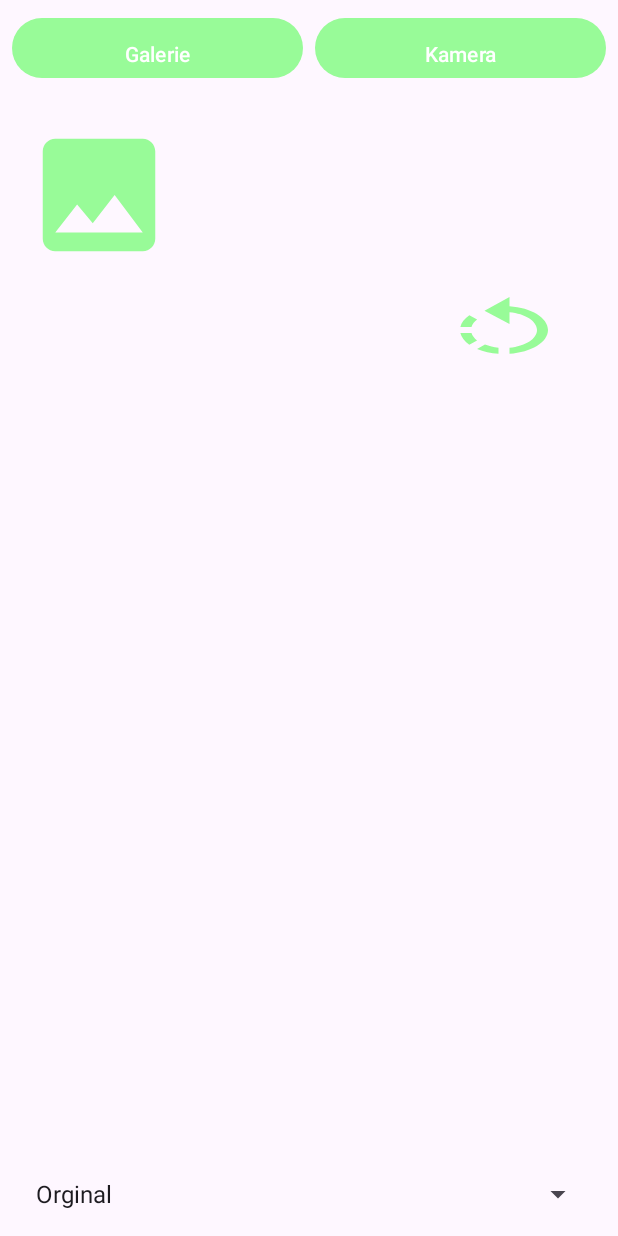
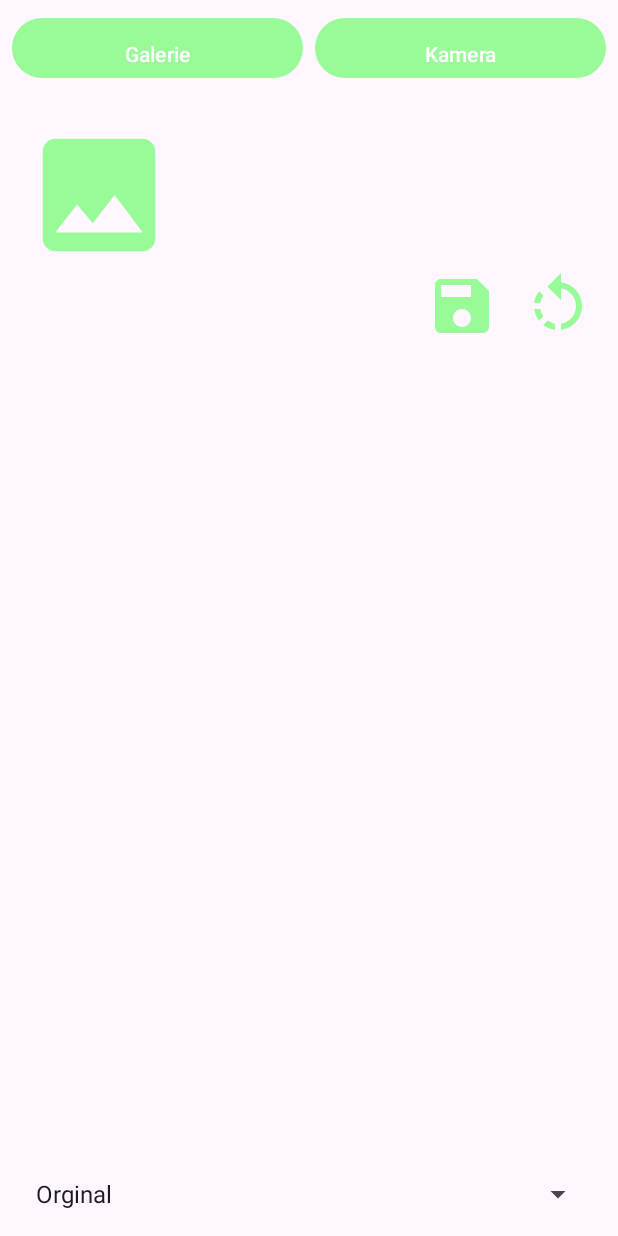
Before and after one commit to F3licious/openXcam, an Android app: the screen it shows after launch (MainActivity), after a tap on "Galerie", on a phone screen of 412 x 824 dp. Run offline under Robolectric (Android 15) with nearby library versions, the phone set to English and light mode, and no system bars.

Commit message:
- save fiter image

```diff
--- /dev/null
+++ b/app/src/main/res/drawable/ic_save.xml
@@ -0,0 +1,5 @@
+<vector android:height="24dp" android:tint="#98FB98"
+    android:viewportHeight="24" android:viewportWidth="24"
+    android:width="24dp" xmlns:android="http://schemas.android.com/apk/res/android">
+    <path android:fillColor="@android:color/white" android:pathData="M17,3L5,3c-1.11,0 -2,0.9 -2,2v14c0,1.1 0.89,2 2,2h14c1.1,0 2,-0.9 2,-2L21,7l-4,-4zM12,19c-1.66,0 -3,-1.34 -3,-3s1.34,-3 3,-3 3,1.34 3,3 -1.34,3 -3,3zM15,9L5,9L5,5h10v4z"/>
+</vector>
--- a/app/src/main/res/layout/fragment_gallery.xml
+++ b/app/src/main/res/layout/fragment_gallery.xml
@@ -13,17 +13,28 @@
         android:layout_height="wrap_content"
         android:background="@drawable/baseline_image_24"/>
 
-    <Button
-        android:id="@+id/rotateButton"
-        android:layout_width="wrap_content"
+    <!-- Horizontales LinearLayout für die Buttons -->
+    <LinearLayout
+        android:layout_width="match_parent"
         android:layout_height="wrap_content"
-        android:layout_marginTop="16dp"
-        android:layout_marginEnd="16dp"
-        android:layout_gravity="end"
-        android:background="@drawable/ic_rotate_arrow"
-     />
+        android:orientation="horizontal"
+        android:gravity="end">
 
+        <Button
+            android:id="@+id/saveButton"
+            android:layout_width="48dp"
+            android:layout_height="48dp"
+            android:layout_marginEnd="16dp"
+            android:background="@drawable/ic_save"
+            />
 
+        <Button
+            android:id="@+id/rotateButton"
+            android:layout_width="48dp"
+            android:layout_height="48dp"
+            android:background="@drawable/ic_rotate_arrow"
+            />
+    </LinearLayout>
 
     <ImageView
         android:id="@+id/imageView"
```
Also changed, not shown: app/src/main/java/com/example/openxcam/GalleryFragment.kt (+59 -0 lines).
